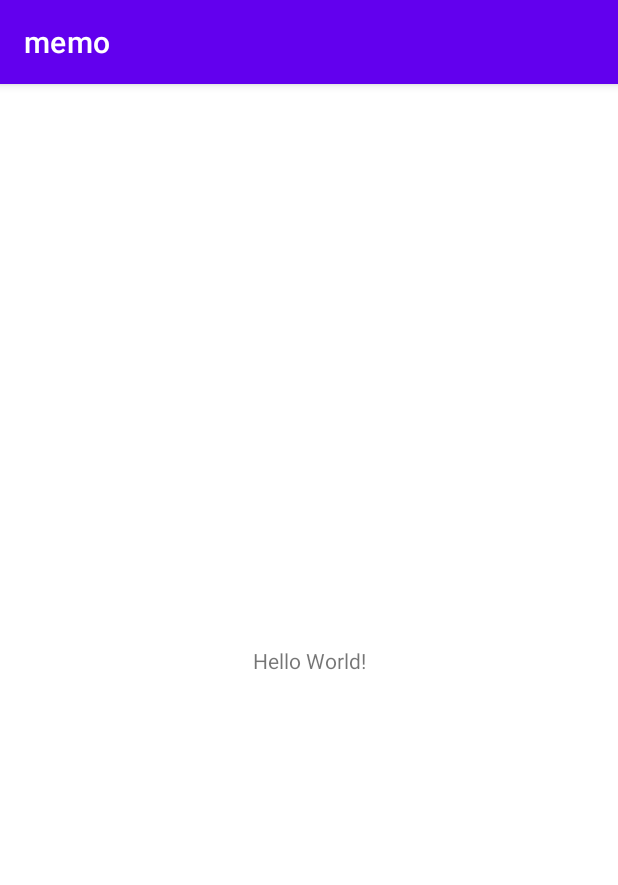
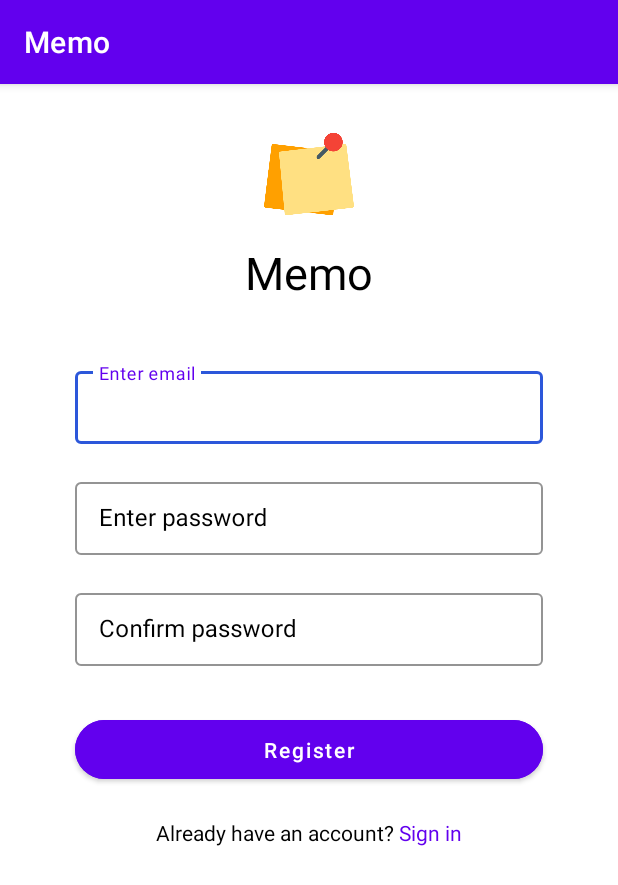
Before and after one commit to k-kyler/android-memo, an Android app: the screen it shows after launch (MainActivity before the commit, SignUpActivity after it), on a phone screen of 412 x 824 dp. Shown: the top 885 px of the screen. Run offline under Robolectric (Android 15) with nearby library versions, the phone set to English and light mode, and no system bars.

Commit message:
Add register UI

```diff
--- a/app/build.gradle
+++ b/app/build.gradle
@@ -37,6 +37,8 @@ dependencies {
 
     implementation platform('com.google.firebase:firebase-bom:29.2.0')
     implementation 'com.google.firebase:firebase-analytics'
+    implementation 'com.google.firebase:firebase-auth:19.2.0'
+    implementation 'com.google.firebase:firebase-database:19.2.1'
 
     testImplementation 'junit:junit:4.+'
     androidTestImplementation 'androidx.test.ext:junit:1.1.3'
--- /dev/null
+++ b/app/src/main/java/com/example/memo/SignUpActivity.java
@@ -0,0 +1,14 @@
+package com.example.memo;
+
+import androidx.appcompat.app.AppCompatActivity;
+
+import android.os.Bundle;
+
+public class SignUpActivity extends AppCompatActivity {
+
+    @Override
+    protected void onCreate(Bundle savedInstanceState) {
+        super.onCreate(savedInstanceState);
+        setContentView(R.layout.activity_sign_up);
+    }
+}
--- /dev/null
+++ b/app/src/main/res/drawable/app_modal_background.xml
@@ -0,0 +1,4 @@
+<?xml version="1.0" encoding="utf-8"?>
+<shape android:shape="rectangle" xmlns:android="http://schemas.android.com/apk/res/android">
+    <solid android:color="@color/purple_500" />
+</shape>
--- /dev/null
+++ b/app/src/main/res/layout/activity_sign_up.xml
@@ -0,0 +1,132 @@
+<?xml version="1.0" encoding="utf-8"?>
+<LinearLayout
+    xmlns:android="http://schemas.android.com/apk/res/android"
+    xmlns:app="http://schemas.android.com/apk/res-auto"
+    xmlns:tools="http://schemas.android.com/tools"
+    android:layout_width="match_parent"
+    android:layout_height="match_parent"
+    android:orientation="vertical"
+    android:background="@color/white"
+    tools:context=".SignUpActivity">
+
+    <LinearLayout
+        android:layout_marginTop="30dp"
+        android:orientation="vertical"
+        android:gravity="center"
+        android:layout_width="match_parent"
+        android:layout_height="wrap_content">
+
+        <ImageView
+            android:src="@drawable/logo"
+            android:layout_width="60dp"
+            android:layout_height="60dp" />
+
+        <TextView
+            android:text="Memo"
+            android:textColor="@color/black"
+            android:textSize="30dp"
+            android:layout_marginTop="15dp"
+            android:layout_width="wrap_content"
+            android:layout_height="wrap_content" />
+
+    </LinearLayout>
+
+    <LinearLayout
+        android:gravity="center"
+        android:orientation="vertical"
+        android:layout_width="match_parent"
+        android:layout_height="wrap_content">
+
+        <com.google.android.material.textfield.TextInputLayout
+            android:layout_marginHorizontal="40dp"
+            android:layout_marginTop="30dp"
+            android:padding="10dp"
+            android:hint="Enter email"
+            android:textColorHint="@color/black"
+            style="@style/CustomTextInputLayout"
+            android:layout_width="match_parent"
+            android:layout_height="wrap_content">
+
+            <com.google.android.material.textfield.TextInputEditText
+                android:id="@+id/inputEmail"
+                android:importantForAutofill="no"
+                android:inputType="textEmailAddress"
+                android:layout_width="match_parent"
+                android:layout_height="wrap_content" />
+
+        </com.google.android.material.textfield.TextInputLayout>
+
+        <com.google.android.material.textfield.TextInputLayout
+            android:layout_marginHorizontal="40dp"
+            android:padding="10dp"
+            android:hint="Enter password"
+            android:textColorHint="@color/black"
+            style="@style/CustomTextInputLayout"
+            android:layout_width="match_parent"
+            android:layout_height="wrap_content">
+
+            <com.google.android.material.textfield.TextInputEditText
+                android:id="@+id/inputPassword"
+                android:importantForAutofill="no"
+                android:inputType="textPassword"
+                android:layout_width="match_parent"
+                android:layout_height="wrap_content" />
+
+        </com.google.android.material.textfield.TextInputLayout>
+
+        <com.google.android.material.textfield.TextInputLayout
+            android:layout_marginHorizontal="40dp"
+            android:padding="10dp"
+            android:hint="Confirm password"
+            android:textColorHint="@color/black"
+            style="@style/CustomTextInputLayout"
+            android:layout_width="match_parent"
+            android:layout_height="wrap_content">
+
+            <com.google.android.material.textfield.TextInputEditText
+                android:id="@+id/inputConfirmPassword"
+                android:importantForAutofill="no"
+                android:inputType="textPassword"
+                android:layout_width="match_parent"
+                android:layout_height="wrap_content" />
+
+        </com.google.android.material.textfield.TextInputLayout>
+
+        <com.google.android.material.button.MaterialButton
+            app:cornerRadius="20dp"
+            android:padding="10dp"
+            android:id="@+id/register"
+            android:backgroundTint="@color/purple_500"
+            android:layout_marginTop="20dp"
+            android:text="Register"
+            android:textAllCaps="false"
+            android:textColor="@color/white"
+            android:layout_marginHorizontal="50dp"
+            android:layout_width="match_parent"
+            android:layout_height="wrap_content" />
+
+        <LinearLayout
+            android:layout_marginTop="20dp"
+            android:orientation="horizontal"
+            android:gravity="center"
+            android:layout_width="wrap_content"
+            android:layout_height="wrap_content">
+
+            <TextView
+                android:textColor="@color/black"
+                android:text="Already have an account? "
+                android:layout_width="match_parent"
+                android:layout_height="wrap_content" />
+
+            <TextView
+                android:id="@+id/switchToSignIn"
+                android:textColor="@color/purple_500"
+                android:text="Sign in"
+                android:layout_width="match_parent"
+                android:layout_height="wrap_content" />
+
+        </LinearLayout>
+
+    </LinearLayout>
+
+</LinearLayout>
--- a/app/src/main/res/values/strings.xml
+++ b/app/src/main/res/values/strings.xml
@@ -1,3 +1,3 @@
 <resources>
-    <string name="app_name">memo</string>
+    <string name="app_name">Memo</string>
 </resources>
--- a/app/src/main/res/values/themes.xml
+++ b/app/src/main/res/values/themes.xml
@@ -13,4 +13,15 @@
         <item name="android:statusBarColor" tools:targetApi="l">?attr/colorPrimaryVariant</item>
         <!-- Customize your theme here. -->
     </style>
+
+    <!-- Custom Text Input -->
+    <style name="CustomTextInputLayout" parent="Widget.MaterialComponents.TextInputLayout.OutlinedBox.Dense">
+        <item name="boxStrokeColor">#2C57DA</item>
+        <item name="boxStrokeWidth">1dp</item>
+    </style>
+
+    <!-- Custom App Modal -->
+    <style name="CustomAppModal" parent="Widget.Design.BottomSheet.Modal">
+        <item name="android:background">@drawable/app_modal_background</item>
+    </style>
 </resources>
```
Also changed, not shown: app/src/main/AndroidManifest.xml (+12 -0 lines), app/src/main/java/com/example/memo/ActiveAccountActivity.java (added, +14 -0 lines), app/src/main/java/com/example/memo/AddNoteActivity.java (added, +14 -0 lines), app/src/main/java/com/example/memo/SignInActivity.java (added, +14 -0 lines), app/src/main/res/layout/activity_active_account.xml (added, +9 -0 lines), app/src/main/res/layout/activity_add_note.xml (added, +9 -0 lines), app/src/main/res/layout/activity_sign_in.xml (added, +9 -0 lines), app/src/main/res/drawable/logo.png (added).
